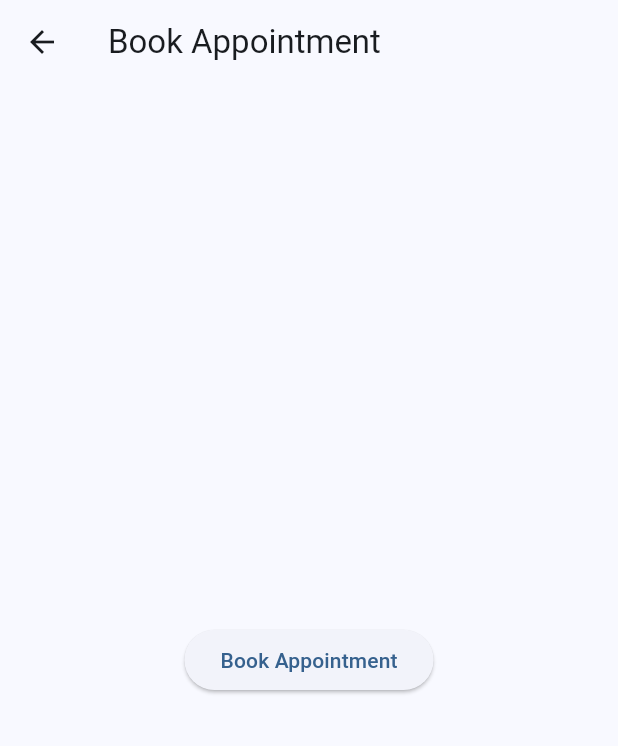
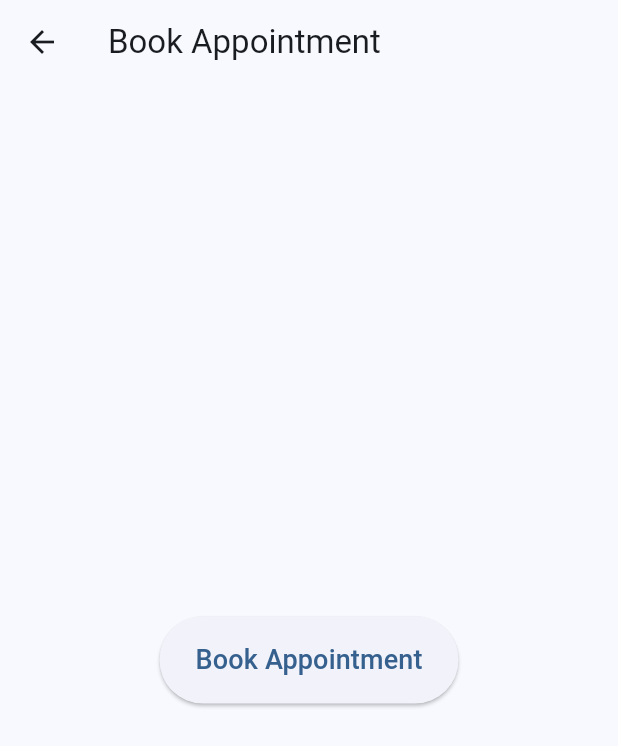
Before and after one commit to ladkemonika/telemedicine_kiosk, a Flutter app: the HomeScreen screen opened directly, after a tap on "Book Appointment", on a phone screen of 412 x 824 dp. Shown: the top 746 px of the screen. Run offline on Flutter 3.47's test engine with Material 3 defaults, Android fonts, the phone set to English and light mode, and no system bars; our stand-ins replace firebase_core, firebase_database; accounts and stored records are empty.

Commit message:
commit 2

```diff
--- a/lib/screens/book_appointment_screen.dart
+++ b/lib/screens/book_appointment_screen.dart
@@ -2,32 +2,60 @@ import 'package:flutter/material.dart';
 import 'package:firebase_database/firebase_database.dart';
 
 class BookAppointmentScreen extends StatefulWidget {
-  const BookAppointmentScreen({super.key});
+  final String patientName;
+  final String doctorId;
+
+  const BookAppointmentScreen({
+    super.key,
+    required this.patientName,
+    required this.doctorId,
+  });
 
   @override
   State<BookAppointmentScreen> createState() => _BookAppointmentScreenState();
 }
 
 class _BookAppointmentScreenState extends State<BookAppointmentScreen> {
-  late DatabaseReference database; // declare here
+  late DatabaseReference database;
+  bool _isLoading = false;
 
   @override
   void initState() {
     super.initState();
-    // assign after Firebase initialized
     database = FirebaseDatabase.instance.ref();
   }
 
-  void bookAppointment() {
-    // Mock appointment booking
-    database.child('appointments').push().set({
-      'patient': 'John Doe',
-      'time': DateTime.now().toString(),
-    }).then((_) {
+  /// Book appointment and update doctor status to online
+  Future<void> bookAppointment() async {
+    setState(() => _isLoading = true);
+
+    try {
+      // Save appointment
+      await database.child('appointments').push().set({
+        'patient': widget.patientName,
+        'doctorId': widget.doctorId,
+        'time': DateTime.now().toIso8601String(),
+        'status': 'booked',
+      });
+
+      // Optionally mark doctor online after booking
+      await updateDoctorStatus(true);
+
       ScaffoldMessenger.of(context).showSnackBar(
         const SnackBar(content: Text("Appointment booked successfully!")),
       );
-    });
+    } catch (e) {
+      ScaffoldMessenger.of(context).showSnackBar(
+        SnackBar(content: Text("Failed to book appointment: $e")),
+      );
+    } finally {
+      setState(() => _isLoading = false);
+    }
+  }
+
+  /// Update doctor's online status
+  Future<void> updateDoctorStatus(bool isOnline) async {
+    await database.child('doctor_status/online').set(isOnline);
   }
 
   @override
@@ -36,8 +64,23 @@ class _BookAppointmentScreenState extends State<BookAppointmentScreen> {
       appBar: AppBar(title: const Text("Book Appointment")),
       body: Center(
         child: ElevatedButton(
-          onPressed: bookAppointment,
-          child: const Text("Book Appointment"),
+          onPressed: _isLoading ? null : bookAppointment,
+          style: ElevatedButton.styleFrom(
+            padding: const EdgeInsets.symmetric(horizontal: 24, vertical: 16),
+          ),
+          child: _isLoading
+              ? const SizedBox(
+            width: 20,
+            height: 20,
+            child: CircularProgressIndicator(
+              color: Colors.white,
+              strokeWidth: 2,
+            ),
+          )
+              : const Text(
+            "Book Appointment",
+            style: TextStyle(fontSize: 18),
+          ),
         ),
       ),
     );
--- a/lib/screens/home_screen.dart
+++ b/lib/screens/home_screen.dart
@@ -1,7 +1,7 @@
 import 'package:flutter/material.dart';
 import 'book_appointment_screen.dart';
 import 'doctor_status_screen.dart';
-// ✅ Add this import
+// ✅ KioskChannel import
 import '../services/kiosk_channel.dart';
 
 class HomeScreen extends StatelessWidget {
@@ -31,10 +31,18 @@ class HomeScreen extends StatelessWidget {
           children: [
             ElevatedButton(
               onPressed: () {
+                // TODO: Replace with actual patient and doctor info
+                String patientName = "John Doe";
+                String doctorId = "doctor_001";
+
                 Navigator.push(
                   context,
                   MaterialPageRoute(
-                      builder: (context) => const BookAppointmentScreen()),
+                    builder: (context) => BookAppointmentScreen(
+                      patientName: patientName,
+                      doctorId: doctorId,
+                    ),
+                  ),
                 );
               },
               child: const Text("Book Appointment"),
```
Also changed, not shown: lib/main.dart (+33 -0 lines), lib/screens/doctor_status_screen.dart (line endings or trailing spaces).
